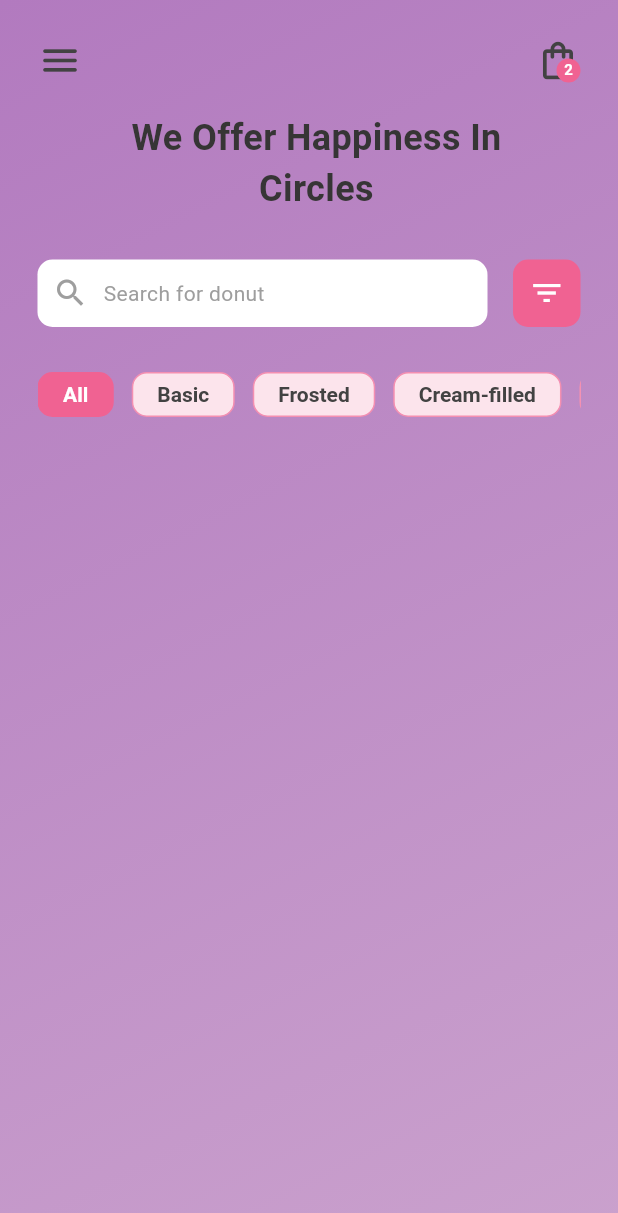
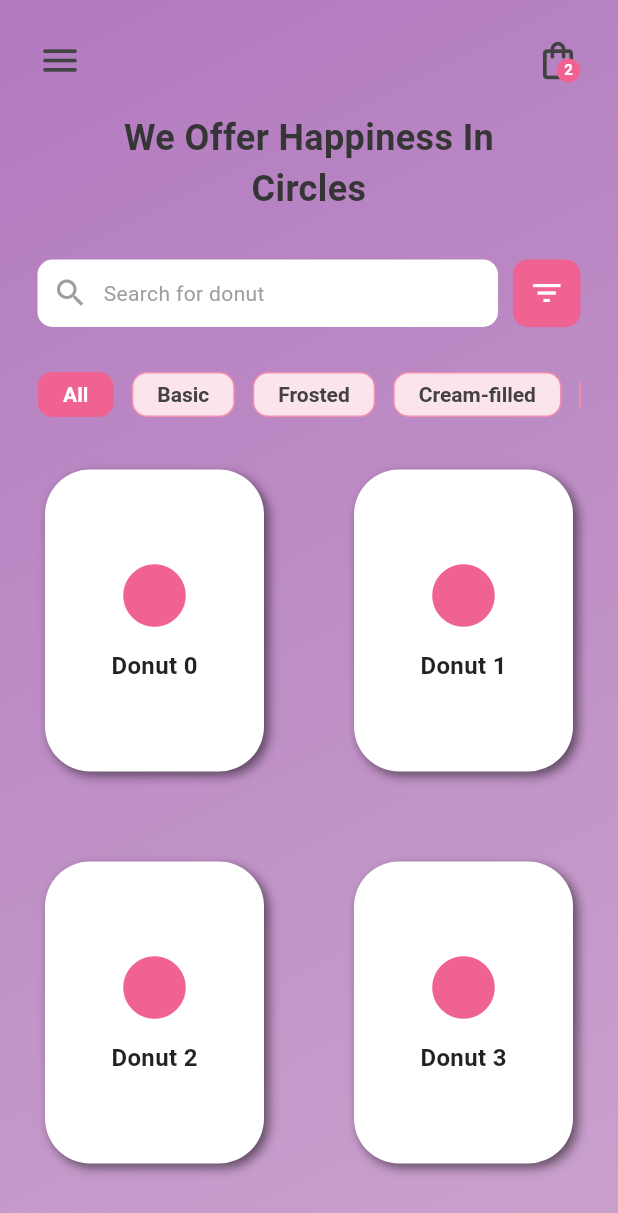
Before and after one commit to michalis-oik/flutter_dribbble_app_2, a Flutter app: the screen it shows after launch, on a phone screen of 412 x 824 dp. Shown: the top 1213 px of the screen. Run offline on Flutter 3.47's test engine with Material 3 defaults, Android fonts, the phone set to English and light mode, and no system bars.

Commit message:
working state of donut card expand

```diff
--- a/lib/pages/home_page.dart
+++ b/lib/pages/home_page.dart
@@ -1,4 +1,5 @@
 import 'package:dribbble_app_2/utils/categoryBox.dart';
+import 'package:dribbble_app_2/utils/donut_card.dart';
 import 'package:flutter/material.dart';
 
 class HomePage extends StatefulWidget {
@@ -9,9 +10,15 @@ class HomePage extends StatefulWidget {
 }
 
 class _HomePageState extends State<HomePage> {
-
   int selectedIndex = 0;
-  final List<String> categories = ["All", "Basic", "Frosted", "Cream-filled", "Chocolate", "Other"];
+  final List<String> categories = [
+    "All",
+    "Basic",
+    "Frosted",
+    "Cream-filled",
+    "Chocolate",
+    "Other"
+  ];
   int cartItemCount = 2;
 
   @override
@@ -20,7 +27,7 @@ class _HomePageState extends State<HomePage> {
       body: Container(
         width: double.infinity,
         height: double.infinity,
-        decoration: BoxDecoration(
+        decoration: const BoxDecoration(
           gradient: LinearGradient(
             colors: [Color.fromARGB(255, 178, 122, 191), Color.fromARGB(255, 202, 161, 205)],
             begin: Alignment.topLeft,
@@ -29,44 +36,34 @@ class _HomePageState extends State<HomePage> {
         ),
         child: SafeArea(
           child: Column(
+            crossAxisAlignment: CrossAxisAlignment.start,
             children: [
+              // Top Section (fixed)
               Padding(
-                padding: EdgeInsets.symmetric(horizontal: 25, vertical: 25),
+                padding: const EdgeInsets.symmetric(horizontal: 25, vertical: 25),
                 child: Column(
                   children: [
-                    // Top row
+                    // Top row: Menu + Shopping bag
                     Row(
                       children: [
-                        Icon(
-                          Icons.menu_rounded,
-                          color: Colors.grey[800],
-                          size: 30,
-                        ),
+                        Icon(Icons.menu_rounded, color: Colors.grey[800], size: 30),
                         const Spacer(),
-                        // Shopping bag with badge
                         Stack(
                           children: [
-                            Icon(
-                              Icons.shopping_bag_outlined,
-                              color: Colors.grey[800],
-                              size: 30,
-                            ),
+                            Icon(Icons.shopping_bag_outlined, color: Colors.grey[800], size: 30),
+                            if (cartItemCount > 0)
                               Positioned(
                                 right: 0,
                                 bottom: 0,
                                 child: Container(
-                                //padding: EdgeInsets.all(2),
                                   decoration: BoxDecoration(
                                     color: Colors.pink[300],
                                     shape: BoxShape.circle,
                                   ),
-                                constraints: BoxConstraints(
-                                  minWidth: 16,
-                                  minHeight: 16,
-                                ),
+                                  constraints: const BoxConstraints(minWidth: 16, minHeight: 16),
                                   child: Text(
                                     '$cartItemCount',
-                                  style: TextStyle(
+                                    style: const TextStyle(
                                       color: Colors.white,
                                       fontSize: 10,
                                       fontWeight: FontWeight.bold,
@@ -82,58 +79,45 @@ class _HomePageState extends State<HomePage> {
 
                     const SizedBox(height: 20),
 
-                    // Introduction Row
-                    Row(
-                      mainAxisAlignment: MainAxisAlignment.center,
-                      children: [
-                        const SizedBox(width: 10),
-                        SizedBox(
+                    // Introduction Text
+                    Center(
+                      child: SizedBox(
                         width: 250,
-                          child: Text(
+                        child: const Text(
                           "We Offer Happiness In Circles",
-                            softWrap: true,
                           textAlign: TextAlign.center,
                           style: TextStyle(
                             fontSize: 24,
                             fontWeight: FontWeight.bold,
-                              color: const Color.fromARGB(255, 54, 53, 53),
+                            color: Color.fromARGB(255, 54, 53, 53),
                           ),
                         ),
                       ),
-                      ],
                     ),
 
                     const SizedBox(height: 30),
 
-                    // Search Bar row
+                    // Search Bar + Filter
                     Row(
                       children: [
-                        //Spacer(),
-                        Container(
-                          width: 300,
+                        Expanded(
+                          child: Container(
                             height: 45,
                             decoration: BoxDecoration(
                               color: Colors.white,
                               borderRadius: BorderRadius.circular(10),
                             ),
                             child: Row(
-                            children: [
+                              children: const [
                                 SizedBox(width: 10),
-                              Icon(
-                                Icons.search,
-                                color: Colors.grey,
-                              ),
+                                Icon(Icons.search, color: Colors.grey),
                                 SizedBox(width: 10),
-                              Text(
-                                "Search for donut",
-                                style: TextStyle(
-                                  color: Colors.grey,
-                                ),
-                              ),
+                                Text("Search for donut", style: TextStyle(color: Colors.grey)),
                               ],
                             ),
                           ),
-                        Spacer(),
+                        ),
+                        const SizedBox(width: 10),
                         Container(
                           width: 45,
                           height: 45,
@@ -141,17 +125,14 @@ class _HomePageState extends State<HomePage> {
                             color: Colors.pink[300],
                             borderRadius: BorderRadius.circular(10),
                           ),
-                          child: Icon(
-                            Icons.filter_list,
-                            color: Colors.white,
+                          child: const Icon(Icons.filter_list, color: Colors.white),
                         ),
-                        ),
-                      ]
+                      ],
                     ),
 
                     const SizedBox(height: 30),
 
-                    // Horizontal Layout for categories
+                    // Horizontal Categories
                     SizedBox(
                       height: 30,
                       child: ListView.separated(
@@ -162,18 +143,38 @@ class _HomePageState extends State<HomePage> {
                           return CategoryBox(
                             title: categories[index],
                             selected: selectedIndex == index,
-                            onTap: () {
-                              setState(() {
-                                selectedIndex = index;
-                              });
-                            },
+                            onTap: () => setState(() => selectedIndex = index),
                           );
                         },
                       ),
                     ),
+                  ],
+                ),
+              ),
 
-
-                  ],
+              // Donut Grid (scrollable)
+              Expanded(
+                child: Padding(
+                  padding: const EdgeInsets.symmetric(horizontal: 20),
+                  child: ClipRect( // Clip vertically but allow horizontal overflow
+                    child: GridView.builder(
+                      clipBehavior: Clip.none, // Allow horizontal overflow
+                      itemCount: 10,
+                      gridDelegate: const SliverGridDelegateWithFixedCrossAxisCount(
+                        crossAxisCount: 2,
+                        crossAxisSpacing: 40,
+                        mainAxisSpacing: 40,
+                        childAspectRatio: 0.75,
+                      ),
+                      itemBuilder: (context, index) {
+                        return DonutCard(
+                          title: "Donut $index",
+                          icon: Icons.circle,
+                          onTap: () => print("Tapped Donut $index"),
+                        );
+                      },
+                    ),
+                  ),
                 ),
               ),
             ],
--- /dev/null
+++ b/lib/utils/donut_card.dart
@@ -0,0 +1,68 @@
+import 'package:flutter/material.dart';
+
+class DonutCard extends StatefulWidget {
+  final String title;
+  final IconData icon;
+  final VoidCallback onTap;
+
+  const DonutCard({
+    super.key,
+    required this.title,
+    required this.icon,
+    required this.onTap,
+  });
+
+  @override
+  State<DonutCard> createState() => _DonutCardState();
+}
+
+class _DonutCardState extends State<DonutCard> {
+  double _scale = 1.0;
+
+  void _onTapDown(_) => setState(() => _scale = 1.1);
+  void _onTapUp(_) => setState(() => _scale = 1.0);
+
+  @override
+  Widget build(BuildContext context) {
+    return GestureDetector(
+      onTap: widget.onTap,
+      onTapDown: _onTapDown,
+      onTapUp: _onTapUp,
+      onTapCancel: () => setState(() => _scale = 1.0),
+      child: AnimatedScale(
+        scale: _scale,
+        duration: const Duration(milliseconds: 150),
+        curve: Curves.easeOut,
+        child: Container(
+          margin: const EdgeInsets.all(10), // Space for scaling
+          decoration: BoxDecoration(
+            color: Colors.white,
+            borderRadius: BorderRadius.circular(30),
+            boxShadow: [
+              BoxShadow(
+                color: Colors.black.withAlpha(128),
+                blurRadius: 5,
+                offset: const Offset(3, 3),
+              ),
+            ],
+          ),
+          child: Column(
+            mainAxisAlignment: MainAxisAlignment.center,
+            children: [
+              Icon(widget.icon, size: 50, color: Colors.pink[300]),
+              const SizedBox(height: 10),
+              Text(
+                widget.title,
+                style: const TextStyle(
+                  fontWeight: FontWeight.bold,
+                  fontSize: 16,
+                  color: Colors.black87,
+                ),
+              ),
+            ],
+          ),
+        ),
+      ),
+    );
+  }
+}
```
Lines whose indentation alone changed are shown as unchanged.
